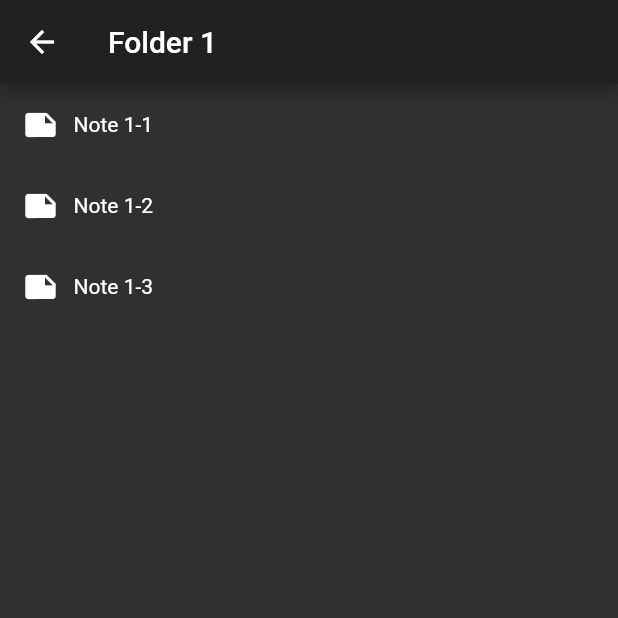
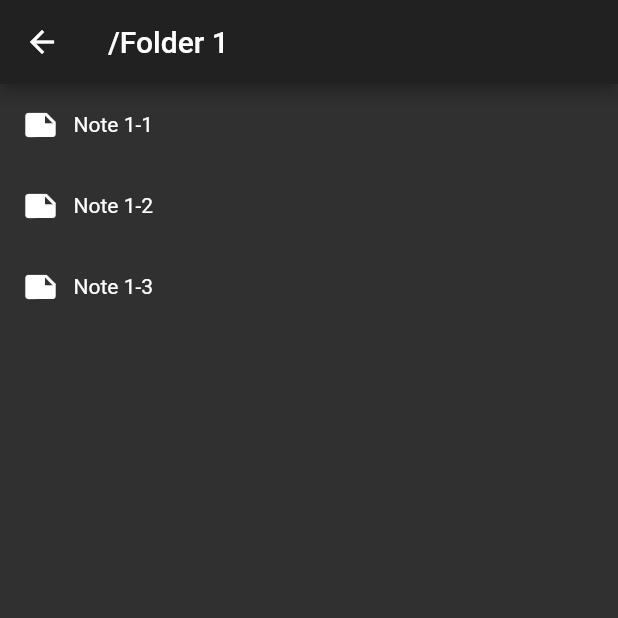
Before and after one commit to jaq-the-cat/eznotes, a Flutter app: the screen it shows after launch, after a tap on "Folder 1", on a phone screen of 412 x 824 dp, the top half of it. Run offline on Flutter 3.47's test engine with Material 2 defaults, Android fonts, the phone set to English and light mode, and no system bars.

Commit message:
kewl name display

```diff
--- a/lib/pages/folder.dart
+++ b/lib/pages/folder.dart
@@ -11,7 +11,7 @@ class Folder extends StatelessWidget {
     Widget build(BuildContext context) {
         return Scaffold(
             appBar: AppBar(
-                title: Text(folderTitle),
+                title: Text("/$folderTitle"),
             ),
             body: ListView(
                 children: getClickableList(context, folderContent, isFolder: false, folderName: folderTitle),
--- a/lib/pages/note.dart
+++ b/lib/pages/note.dart
@@ -26,7 +26,7 @@ class NoteState extends State<Note> {
     Widget build(BuildContext context) {
         return Scaffold(
             appBar: AppBar(
-                title: Text(widget.noteTitle),
+                title: Text("${widget.folder ?? ""}/${widget.noteTitle}"),
                 actions: [
                     Padding(
                         padding: EdgeInsets.all(10),
```
